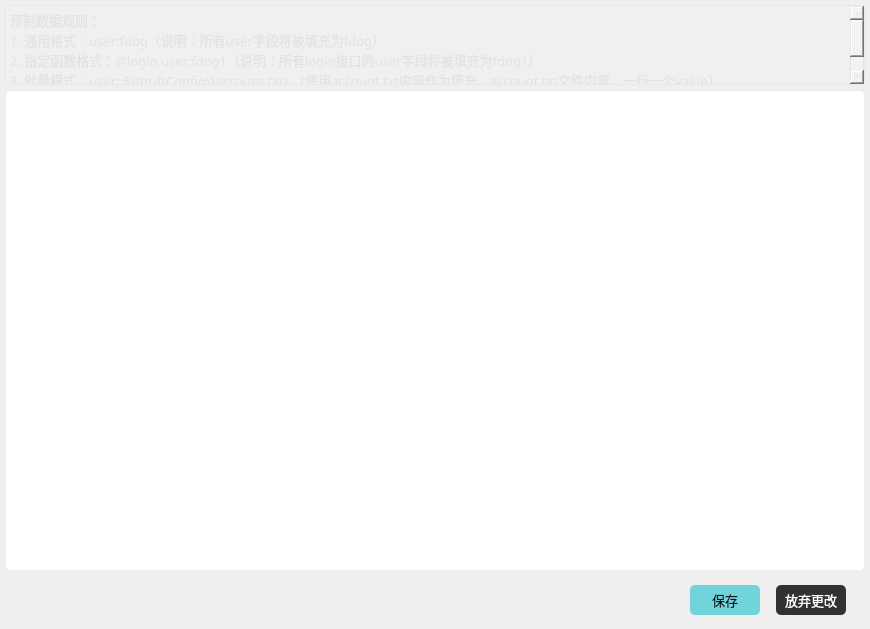
Qt form Fdog-Kit/module_thrift/prefabricatedata.ui (HuaGouFdog/Fdog-Kit) before a commit.
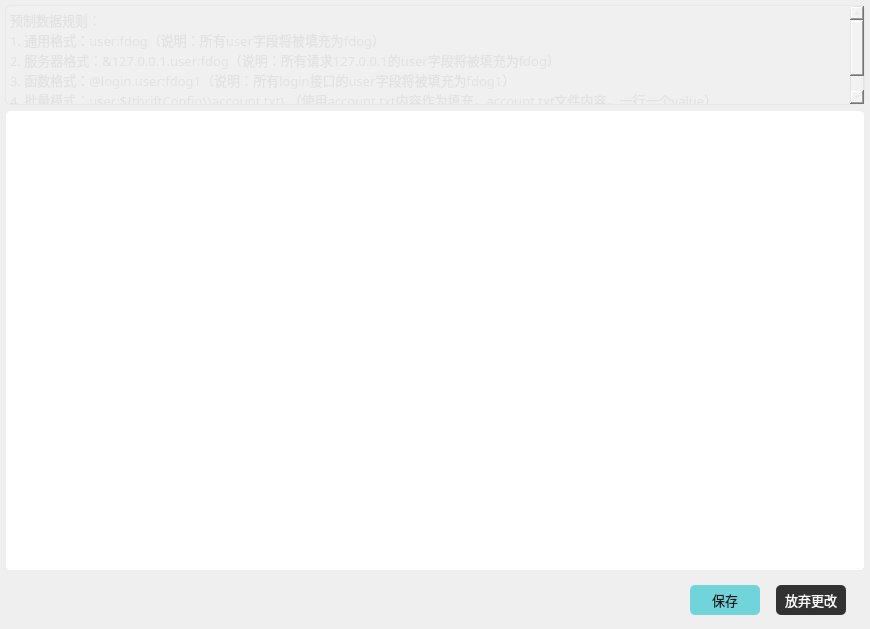
The same form after that commit. Icons and pictures are not drawn.

Diff of the .ui file:
```diff
--- a/Fdog-Kit/module_thrift/prefabricatedata.ui
+++ b/Fdog-Kit/module_thrift/prefabricatedata.ui
@@ -57,13 +57,13 @@
         <property name="minimumSize">
          <size>
           <width>0</width>
-          <height>80</height>
+          <height>100</height>
          </size>
         </property>
         <property name="maximumSize">
          <size>
           <width>16777215</width>
-          <height>80</height>
+          <height>100</height>
          </size>
         </property>
         <property name="font">
@@ -84,8 +84,9 @@
         <property name="plainText">
          <string>预制数据规则：
 1. 通用格式：user:fdog（说明：所有user字段将被填充为fdog）
-2. 指定函数格式：@login.user:fdog1（说明：所有login接口的user字段将被填充为fdog1）
-3. 批量模式：user::${thriftConfig\\account.txt} （使用account.txt内容作为填充，account.txt文件内容，一行一个value）</string>
+2. 服务器格式：&amp;127.0.0.1.user:fdog（说明：所有请求127.0.0.1的user字段将被填充为fdog）
+3. 函数格式：@login.user:fdog1（说明：所有login接口的user字段将被填充为fdog1）
+4. 批量模式：user:${thriftConfig\\account.txt} （使用account.txt内容作为填充，account.txt文件内容，一行一个value）</string>
         </property>
        </widget>
       </item>
```
